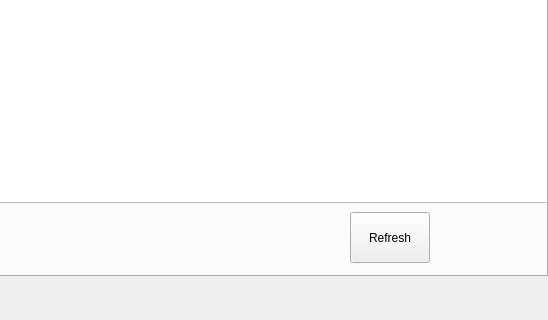
This is guestwindow.ui in zrd96/restaurant as Qt 5 draws it before an edit; both pictures show x 652 to 1200 and y 580 to 900 of the 1200 by 900 pixel window. The edited form follows.
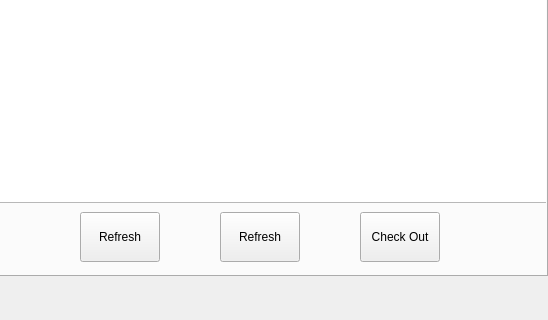
This is the edited form. Custom widgets are drawn as their Qt base class.

```diff
--- a/guestwindow.ui
+++ b/guestwindow.ui
@@ -389,16 +389,42 @@
      <widget class="QPushButton" name="viewOrderButton">
       <property name="geometry">
        <rect>
-        <x>1000</x>
+        <x>730</x>
         <y>790</y>
         <width>80</width>
-        <height>51</height>
+        <height>50</height>
        </rect>
       </property>
       <property name="text">
        <string>Refresh</string>
       </property>
      </widget>
+     <widget class="QPushButton" name="refreshOrderInfoButton">
+      <property name="geometry">
+       <rect>
+        <x>870</x>
+        <y>790</y>
+        <width>80</width>
+        <height>50</height>
+       </rect>
+      </property>
+      <property name="text">
+       <string>Refresh</string>
+      </property>
+     </widget>
+     <widget class="QPushButton" name="checkOutButton">
+      <property name="geometry">
+       <rect>
+        <x>1010</x>
+        <y>790</y>
+        <width>80</width>
+        <height>50</height>
+       </rect>
+      </property>
+      <property name="text">
+       <string>Check Out</string>
+      </property>
+     </widget>
     </widget>
     <widget class="QWidget" name="msgTab">
      <attribute name="title">
```
Left out of the diff: 4 changed lines with no effect on the pictures.
